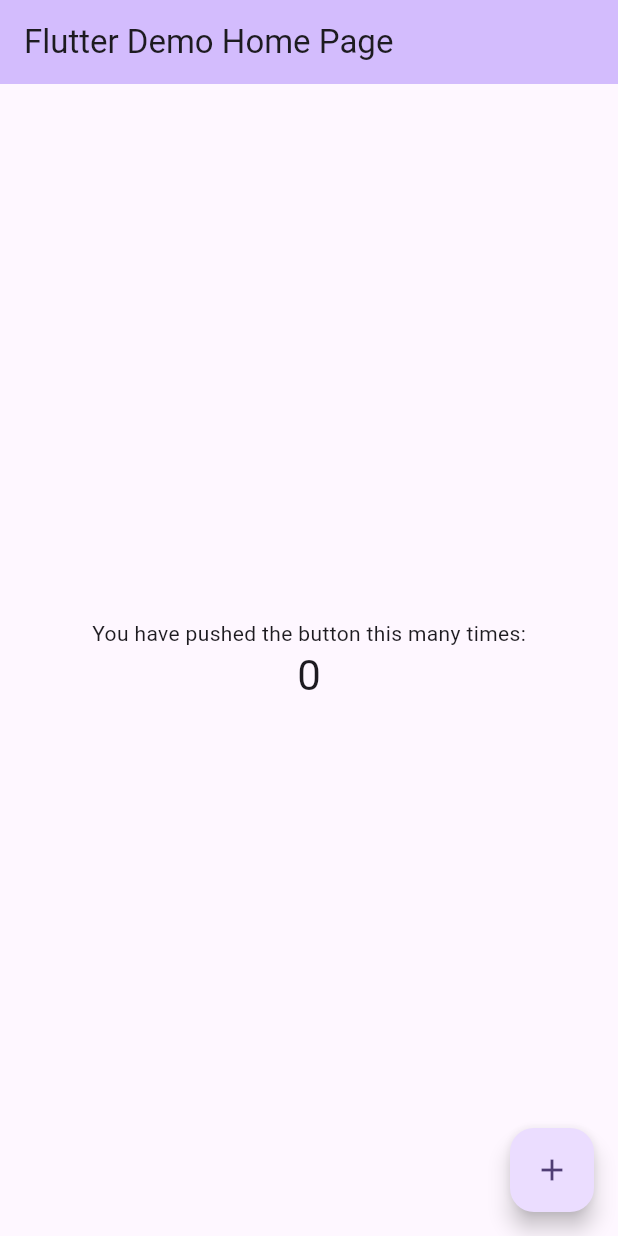
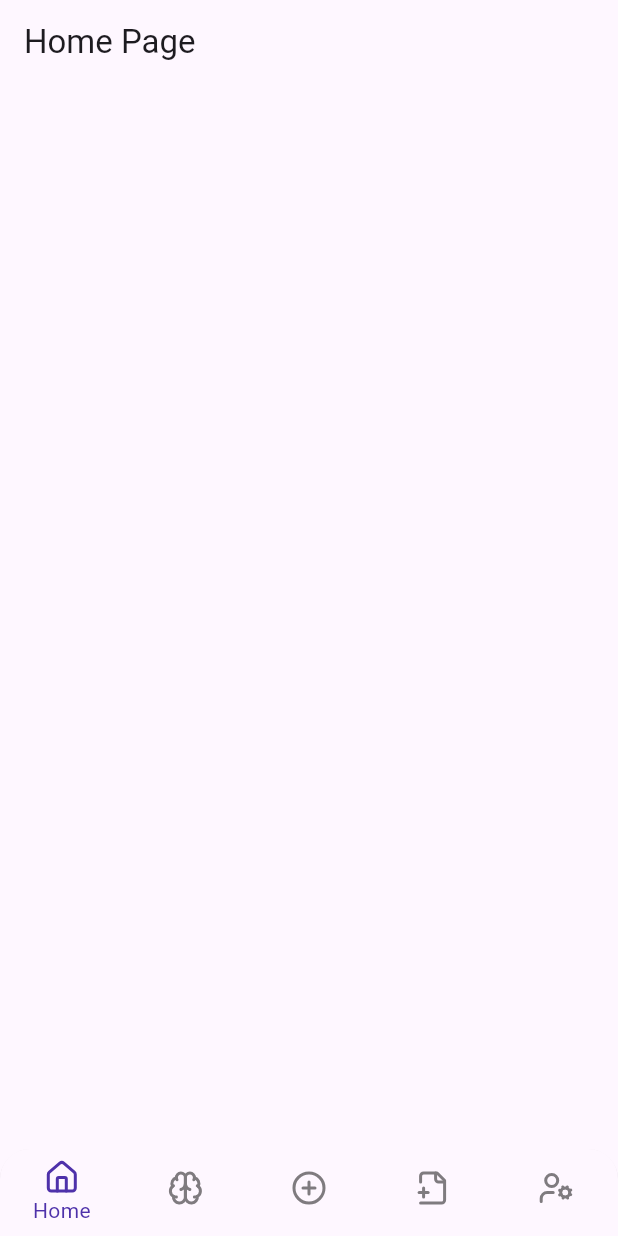
Before and after one commit to THARINDUnirmal/meditator-app, a Flutter app: the screen it shows after launch, on a phone screen of 412 x 824 dp. Run offline on Flutter 3.47's test engine with Material 3 defaults, Android fonts, the phone set to English and light mode, and no system bars; our stand-ins replace flutter_svg.

```diff
--- a/lib/main.dart
+++ b/lib/main.dart
@@ -1,4 +1,5 @@
 import 'package:flutter/material.dart';
+import 'package:meditator_app/screens/main_screen.dart';
 
 void main() {
   runApp(const MyApp());
@@ -7,119 +8,11 @@ void main() {
 class MyApp extends StatelessWidget {
   const MyApp({super.key});
 
-  // This widget is the root of your application.
   @override
   Widget build(BuildContext context) {
-    return MaterialApp(
-      title: 'Flutter Demo',
-      theme: ThemeData(
-        // This is the theme of your application.
-        //
-        // TRY THIS: Try running your application with "flutter run". You'll see
-        // the application has a purple toolbar. Then, without quitting the app,
-        // try changing the seedColor in the colorScheme below to Colors.green
-        // and then invoke "hot reload" (save your changes or press the "hot
-        // reload" button in a Flutter-supported IDE, or press "r" if you used
-        // the command line to start the app).
-        //
-        // Notice that the counter didn't reset back to zero; the application
-        // state is not lost during the reload. To reset the state, use hot
-        // restart instead.
-        //
-        // This works for code too, not just values: Most code changes can be
-        // tested with just a hot reload.
-        colorScheme: ColorScheme.fromSeed(seedColor: Colors.deepPurple),
-        useMaterial3: true,
-      ),
-      home: const MyHomePage(title: 'Flutter Demo Home Page'),
+    return const MaterialApp(
+      debugShowCheckedModeBanner: false,
+      home: MainScreen(),
     );
   }
 }
-
-class MyHomePage extends StatefulWidget {
-  const MyHomePage({super.key, required this.title});
-
-  // This widget is the home page of your application. It is stateful, meaning
-  // that it has a State object (defined below) that contains fields that affect
-  // how it looks.
-
-  // This class is the configuration for the state. It holds the values (in this
-  // case the title) provided by the parent (in this case the App widget) and
-  // used by the build method of the State. Fields in a Widget subclass are
-  // always marked "final".
-
-  final String title;
-
-  @override
-  State<MyHomePage> createState() => _MyHomePageState();
-}
-
-class _MyHomePageState extends State<MyHomePage> {
-  int _counter = 0;
-
-  void _incrementCounter() {
-    setState(() {
-      // This call to setState tells the Flutter framework that something has
-      // changed in this State, which causes it to rerun the build method below
-      // so that the display can reflect the updated values. If we changed
-      // _counter without calling setState(), then the build method would not be
-      // called again, and so nothing would appear to happen.
-      _counter++;
-    });
-  }
-
-  @override
-  Widget build(BuildContext context) {
-    // This method is rerun every time setState is called, for instance as done
-    // by the _incrementCounter method above.
-    //
-    // The Flutter framework has been optimized to make rerunning build methods
-    // fast, so that you can just rebuild anything that needs updating rather
-    // than having to individually change instances of widgets.
-    return Scaffold(
-      appBar: AppBar(
-        // TRY THIS: Try changing the color here to a specific color (to
-        // Colors.amber, perhaps?) and trigger a hot reload to see the AppBar
-        // change color while the other colors stay the same.
-        backgroundColor: Theme.of(context).colorScheme.inversePrimary,
-        // Here we take the value from the MyHomePage object that was created by
-        // the App.build method, and use it to set our appbar title.
-        title: Text(widget.title),
-      ),
-      body: Center(
-        // Center is a layout widget. It takes a single child and positions it
-        // in the middle of the parent.
-        child: Column(
-          // Column is also a layout widget. It takes a list of children and
-          // arranges them vertically. By default, it sizes itself to fit its
-          // children horizontally, and tries to be as tall as its parent.
-          //
-          // Column has various properties to control how it sizes itself and
-          // how it positions its children. Here we use mainAxisAlignment to
-          // center the children vertically; the main axis here is the vertical
-          // axis because Columns are vertical (the cross axis would be
-          // horizontal).
-          //
-          // TRY THIS: Invoke "debug painting" (choose the "Toggle Debug Paint"
-          // action in the IDE, or press "p" in the console), to see the
-          // wireframe for each widget.
-          mainAxisAlignment: MainAxisAlignment.center,
-          children: <Widget>[
-            const Text(
-              'You have pushed the button this many times:',
-            ),
-            Text(
-              '$_counter',
-              style: Theme.of(context).textTheme.headlineMedium,
-            ),
-          ],
-        ),
-      ),
-      floatingActionButton: FloatingActionButton(
-        onPressed: _incrementCounter,
-        tooltip: 'Increment',
-        child: const Icon(Icons.add),
-      ), // This trailing comma makes auto-formatting nicer for build methods.
-    );
-  }
-}
--- /dev/null
+++ b/lib/screens/main_screen.dart
@@ -0,0 +1,113 @@
+import 'package:flutter/material.dart';
+import 'package:flutter_svg/flutter_svg.dart';
+import 'package:meditator_app/screens/main_screens/create_creen.dart';
+import 'package:meditator_app/screens/main_screens/home_screen.dart';
+import 'package:meditator_app/screens/main_screens/meditation_screen.dart';
+import 'package:meditator_app/screens/main_screens/profile_screen.dart';
+import 'package:meditator_app/screens/main_screens/status_screen.dart';
+import 'package:meditator_app/utils/colors.dart';
+
+class MainScreen extends StatefulWidget {
+  const MainScreen({super.key});
+
+  @override
+  State<MainScreen> createState() => _MainScreenState();
+}
+
+class _MainScreenState extends State<MainScreen> {
+  int _selecterdIndex = 0;
+  final List<Widget> _mainPages = const [
+    HomeScreen(),
+    MeditationScreen(),
+    CreateScreen(),
+    StatusScreen(),
+    ProfileScreen(),
+  ];
+  @override
+  Widget build(BuildContext context) {
+    return Scaffold(
+      bottomNavigationBar: ClipRRect(
+        borderRadius: const BorderRadius.only(
+          topLeft: Radius.circular(20),
+          topRight: Radius.circular(20),
+        ),
+        child: BottomNavigationBar(
+          currentIndex: _selecterdIndex,
+          onTap: (index) {
+            setState(() {
+              _selecterdIndex = index;
+            });
+          },
+          items: [
+            BottomNavigationBarItem(
+              icon: SvgPicture.asset(
+                "assets/icons/home.svg",
+                colorFilter: ColorFilter.mode(
+                    _selecterdIndex == 0
+                        ? AppColors.primaryBlue
+                        : AppColors.primaryGrey,
+                    BlendMode.srcIn),
+                semanticsLabel: "Home-svg",
+              ),
+              label: "Home",
+            ),
+            BottomNavigationBarItem(
+              icon: SvgPicture.asset(
+                "assets/icons/brain.svg",
+                colorFilter: ColorFilter.mode(
+                    _selecterdIndex == 1
+                        ? AppColors.primaryBlue
+                        : AppColors.primaryGrey,
+                    BlendMode.srcIn),
+                semanticsLabel: "Meditation-svg",
+              ),
+              label: "Meditation",
+            ),
+            BottomNavigationBarItem(
+              icon: SvgPicture.asset(
+                "assets/icons/circle-plus.svg",
+                colorFilter: ColorFilter.mode(
+                    _selecterdIndex == 2
+                        ? AppColors.primaryBlue
+                        : AppColors.primaryGrey,
+                    BlendMode.srcIn),
+                semanticsLabel: "Plus-svg",
+              ),
+              label: "Create",
+            ),
+            BottomNavigationBarItem(
+              icon: SvgPicture.asset(
+                "assets/icons/file-plus-2.svg",
+                colorFilter: ColorFilter.mode(
+                    _selecterdIndex == 3
+                        ? AppColors.primaryBlue
+                        : AppColors.primaryGrey,
+                    BlendMode.srcIn),
+                semanticsLabel: "Status-svg",
+              ),
+              label: "Status",
+            ),
+            BottomNavigationBarItem(
+              icon: SvgPicture.asset(
+                "assets/icons/user-cog.svg",
+                colorFilter: ColorFilter.mode(
+                    _selecterdIndex == 4
+                        ? AppColors.primaryBlue
+                        : AppColors.primaryGrey,
+                    BlendMode.srcIn),
+                semanticsLabel: "Profile-svg",
+              ),
+              label: "Profile",
+            ),
+          ],
+          selectedItemColor: AppColors.primaryBlue,
+          unselectedItemColor: AppColors.primaryGrey,
+          type: BottomNavigationBarType.fixed,
+          showSelectedLabels: true,
+          showUnselectedLabels: false,
+        ),
+      ),
+      body: _mainPages[_selecterdIndex],
+    );
+  }
+}
--- /dev/null
+++ b/lib/screens/main_screens/create_creen.dart
@@ -0,0 +1,14 @@
+import 'package:flutter/material.dart';
+
+class CreateScreen extends StatelessWidget {
+  const CreateScreen({super.key});
+
+  @override
+  Widget build(BuildContext context) {
+    return Scaffold(
+      appBar: AppBar(
+        title: Text("Create Page"),
+      ),
+    );
+  }
+}
--- /dev/null
+++ b/lib/screens/main_screens/home_screen.dart
@@ -0,0 +1,14 @@
+import 'package:flutter/material.dart';
+
+class HomeScreen extends StatelessWidget {
+  const HomeScreen({super.key});
+
+  @override
+  Widget build(BuildContext context) {
+    return Scaffold(
+      appBar: AppBar(
+        title: Text("Home Page"),
+      ),
+    );
+  }
+}
--- /dev/null
+++ b/lib/screens/main_screens/meditation_screen.dart
@@ -0,0 +1,14 @@
+import 'package:flutter/material.dart';
+
+class MeditationScreen extends StatelessWidget {
+  const MeditationScreen({super.key});
+
+  @override
+  Widget build(BuildContext context) {
+    return Scaffold(
+      appBar: AppBar(
+        title: Text("Meditation Page"),
+      ),
+    );
+  }
+}
--- /dev/null
+++ b/lib/screens/main_screens/profile_screen.dart
@@ -0,0 +1,14 @@
+import 'package:flutter/material.dart';
+
+class ProfileScreen extends StatelessWidget {
+  const ProfileScreen({super.key});
+
+  @override
+  Widget build(BuildContext context) {
+    return Scaffold(
+      appBar: AppBar(
+        title: Text("Profile Page"),
+      ),
+    );
+  }
+}
--- /dev/null
+++ b/lib/screens/main_screens/status_screen.dart
@@ -0,0 +1,14 @@
+import 'package:flutter/material.dart';
+
+class StatusScreen extends StatelessWidget {
+  const StatusScreen({super.key});
+
+  @override
+  Widget build(BuildContext context) {
+    return Scaffold(
+      appBar: AppBar(
+        title: Text("Status Page"),
+      ),
+    );
+  }
+}
--- /dev/null
+++ b/lib/utils/colors.dart
@@ -0,0 +1,9 @@
+import 'package:flutter/material.dart';
+
+class AppColors {
+  static Color primaryBlack = const Color(0xff161616);
+  static Color primaryWhite = const Color(0xffffffff);
+  static Color primaryPurple = const Color(0xffED3EF7);
+  static Color primaryBlue = const Color(0xff4E31AA);
+  static Color primaryGrey = Colors.black.withOpacity(0.5);
+}
--- a/pubspec.yaml
+++ b/pubspec.yaml
@@ -72,9 +72,8 @@ flutter:
   uses-material-design: true
 
   # To add assets to your application, add an assets section, like this:
-  # assets:
-  #   - images/a_dot_burr.jpeg
-  #   - images/a_dot_ham.jpeg
+  assets:
+    - assets/icons/
 
   # An image asset can refer to one or more resolution-specific "variants", see
   # https://flutter.dev/to/resolution-aware-images
```
Also changed, not shown: assets/icons/brain.svg (added), assets/icons/circle-plus.svg (added), assets/icons/file-plus-2.svg (added), assets/icons/home.svg (added), assets/icons/user-cog.svg (added), 1 other file.
